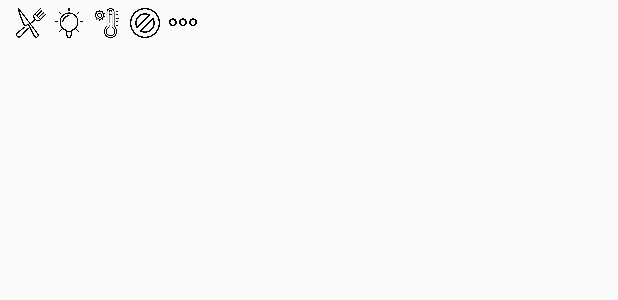
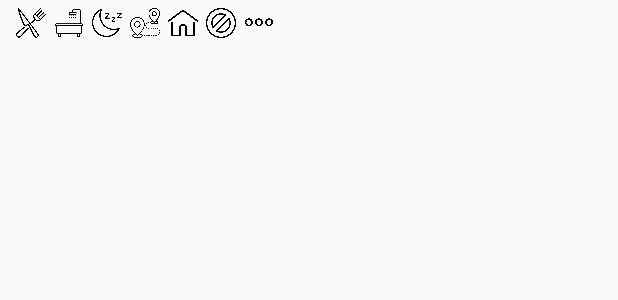
Before and after one commit to notruilin/DesktopSprite, an Android app: the layout option_bar_layout.xml on its own in the app's theme, with its tools: preview values and no code run, on a phone screen of 412 x 824 dp. Shown: the top 300 px of the screen. Run offline under Robolectric (Android 15) with nearby library versions, the phone set to English and light mode, and no system bars.

Commit message:
update Buttons

```diff
--- a/app/src/main/res/layout/option_bar_layout.xml
+++ b/app/src/main/res/layout/option_bar_layout.xml
@@ -14,17 +14,31 @@
         android:layout_marginLeft="5dp"/>
 
     <Button
-        android:id="@+id/btn_light"
+        android:id="@+id/btn_shower"
         android:layout_width="20dp"
         android:layout_height="20dp"
-        android:background="@drawable/btn_light"
+        android:background="@drawable/btn_shower"
         android:layout_marginLeft="5dp"/>
 
     <Button
-        android:id="@+id/btn_weather"
+        android:id="@+id/btn_sleep"
         android:layout_width="20dp"
         android:layout_height="20dp"
-        android:background="@drawable/btn_weather"
+        android:background="@drawable/btn_sleep"
+        android:layout_marginLeft="5dp"/>
+
+    <Button
+        android:id="@+id/btn_out"
+        android:layout_width="20dp"
+        android:layout_height="20dp"
+        android:background="@drawable/btn_out"
+        android:layout_marginLeft="5dp"/>
+
+    <Button
+        android:id="@+id/btn_home"
+        android:layout_width="20dp"
+        android:layout_height="20dp"
+        android:background="@drawable/btn_home"
         android:layout_marginLeft="5dp"/>
 
     <Button
```
Also changed, not shown: app/src/main/java/com/example/desktopsprite/DesktopSpriteView.java (+7 -0 lines), app/src/main/java/com/example/desktopsprite/OptionBarView.java (+22 -7 lines), app/src/main/res/drawable/btn_eat.png, app/src/main/res/drawable/btn_home.png (added), app/src/main/res/drawable/btn_light.png (deleted), app/src/main/res/drawable/btn_out.png (added), app/src/main/res/drawable/btn_shower.png (added), app/src/main/res/drawable/btn_sleep.png (added), app/src/main/res/drawable/btn_weather.png (deleted).
